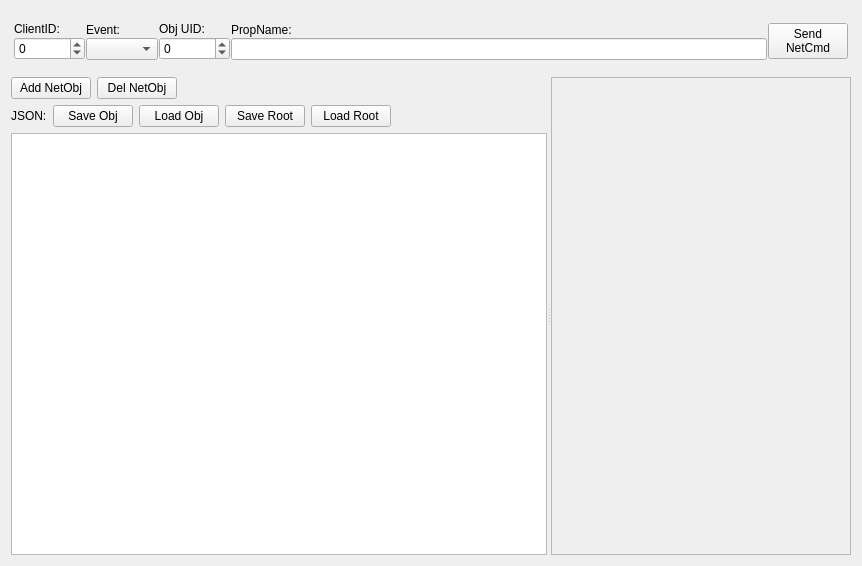
Old version of the form Lib/Net/NetObj_Monitor.ui in the repository break11/AutoStorage.
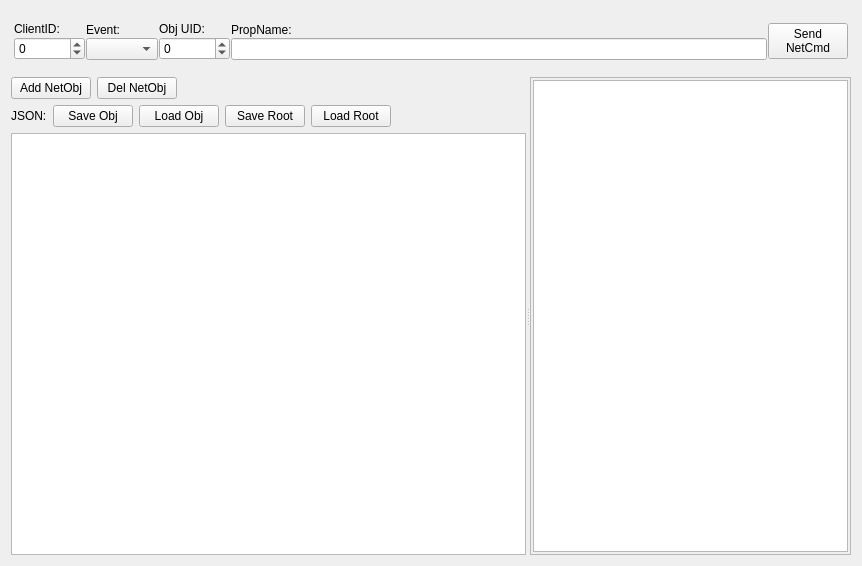
New version of the form. Icons and pictures are not drawn.

Commit message: Переделка NetObj монитора под множественное выделение(включая отображение таблицы свойств).

```diff
--- a/Lib/Net/NetObj_Monitor.ui
+++ b/Lib/Net/NetObj_Monitor.ui
@@ -311,7 +311,48 @@
          <height>478</height>
         </rect>
        </property>
-       <layout class="QVBoxLayout" name="verticalLayout"/>
+       <layout class="QVBoxLayout" name="verticalLayout">
+        <property name="spacing">
+         <number>2</number>
+        </property>
+        <property name="leftMargin">
+         <number>2</number>
+        </property>
+        <property name="topMargin">
+         <number>2</number>
+        </property>
+        <property name="rightMargin">
+         <number>2</number>
+        </property>
+        <property name="bottomMargin">
+         <number>2</number>
+        </property>
+        <item>
+         <widget class="QTableView" name="tvProps">
+          <property name="styleSheet">
+           <string notr="true">QTableView::item:focus { border : 2px solid blue; }</string>
+          </property>
+          <property name="alternatingRowColors">
+           <bool>true</bool>
+          </property>
+          <property name="selectionMode">
+           <enum>QAbstractItemView::SingleSelection</enum>
+          </property>
+          <property name="selectionBehavior">
+           <enum>QAbstractItemView::SelectRows</enum>
+          </property>
+          <attribute name="horizontalHeaderVisible">
+           <bool>true</bool>
+          </attribute>
+          <attribute name="horizontalHeaderStretchLastSection">
+           <bool>true</bool>
+          </attribute>
+          <attribute name="verticalHeaderStretchLastSection">
+           <bool>false</bool>
+          </attribute>
+         </widget>
+        </item>
+       </layout>
       </widget>
      </widget>
     </widget>
```
Left out of the diff: 3 changed lines with no effect on the pictures. The commit also changes 2 other files.
